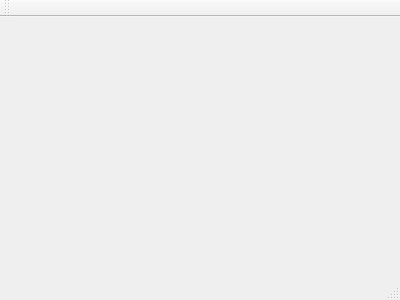
The window that Qt_Ada7/mainwindow.ui (saul-rodriguez/Qt_Ada7) describes before a commit, drawn with Qt 5.
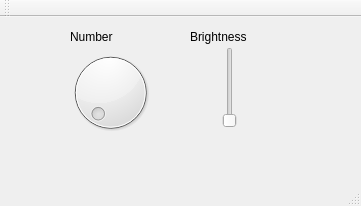
The same window after the commit.

Commit message: Added knobs for number and brightness

Diff of the .ui file:
```diff
--- a/Qt_Ada7/mainwindow.ui
+++ b/Qt_Ada7/mainwindow.ui
@@ -1,24 +1,98 @@
 <ui version="4.0">
  <class>MainWindow</class>
- <widget class="QMainWindow" name="MainWindow" >
-  <property name="geometry" >
+ <widget class="QMainWindow" name="MainWindow">
+  <property name="geometry">
    <rect>
     <x>0</x>
     <y>0</y>
-    <width>400</width>
-    <height>300</height>
+    <width>361</width>
+    <height>206</height>
    </rect>
   </property>
   <property name="windowTitle" >
    <string>MainWindow</string>
   </property>
-  <widget class="QMenuBar" name="menuBar" />
-  <widget class="QToolBar" name="mainToolBar" />
-  <widget class="QWidget" name="centralWidget" />
-  <widget class="QStatusBar" name="statusBar" />
+  <widget class="QWidget" name="centralWidget">
+   <widget class="QDial" name="dial">
+    <property name="geometry">
+     <rect>
+      <x>60</x>
+      <y>30</y>
+      <width>101</width>
+      <height>91</height>
+     </rect>
+    </property>
+    <property name="minimum">
+     <number>0</number>
+    </property>
+    <property name="maximum">
+     <number>11000</number>
+    </property>
+   </widget>
+   <widget class="QSlider" name="verticalSlider">
+    <property name="geometry">
+     <rect>
+      <x>220</x>
+      <y>30</y>
+      <width>20</width>
+      <height>81</height>
+     </rect>
+    </property>
+    <property name="maximum">
+     <number>16</number>
+    </property>
+    <property name="orientation">
+     <enum>Qt::Vertical</enum>
+    </property>
+   </widget>
+   <widget class="QLabel" name="label">
+    <property name="geometry">
+     <rect>
+      <x>70</x>
+      <y>10</y>
+      <width>78</width>
+      <height>20</height>
+     </rect>
+    </property>
+    <property name="text">
+     <string>Number</string>
+    </property>
+   </widget>
+   <widget class="QLabel" name="label_2">
+    <property name="geometry">
+     <rect>
+      <x>190</x>
+      <y>10</y>
+      <width>101</width>
+      <height>20</height>
+     </rect>
+    </property>
+    <property name="text">
+     <string>Brightness</string>
+    </property>
+   </widget>
+  </widget>
+  <widget class="QMenuBar" name="menuBar">
+   <property name="geometry">
+    <rect>
+     <x>0</x>
+     <y>0</y>
+     <width>361</width>
+     <height>28</height>
+    </rect>
+   </property>
+  </widget>
+  <widget class="QToolBar" name="mainToolBar">
+   <attribute name="toolBarArea">
+    <enum>TopToolBarArea</enum>
+   </attribute>
+   <attribute name="toolBarBreak">
+    <bool>false</bool>
+   </attribute>
+  </widget>
+  <widget class="QStatusBar" name="statusBar"/>
  </widget>
- <layoutDefault spacing="6" margin="11" />
- <pixmapfunction></pixmapfunction>
+ <layoutdefault spacing="6" margin="11"/>
  <resources/>
  <connections/>
 </ui>
```
Left out of the diff: 3 changed lines with no effect on the pictures. The commit also changes 9 other files.
